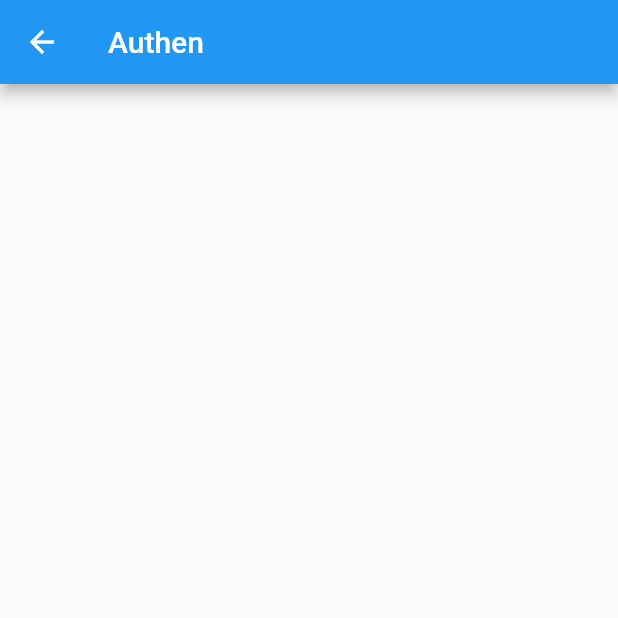
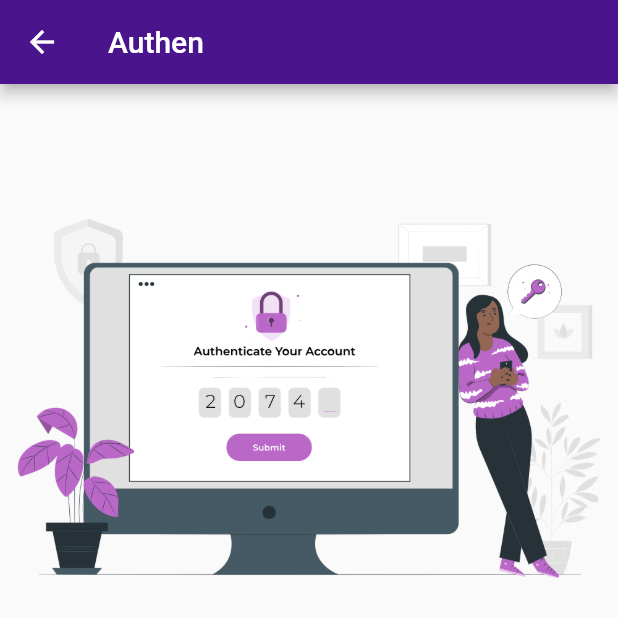
Before and after one commit to rhattasit-nrtech/EveFireExtinguisher, a Flutter app: the Authen screen opened by its route, on a phone screen of 412 x 824 dp, the top half of it. Run offline on Flutter 3.47's test engine with Material 2 defaults, Android fonts, the phone set to English and light mode, and no system bars; our stand-ins replace cached_network_image, cloud_firestore, firebase_core; accounts and stored records are empty.

Commit message:
finish4Oct

```diff
--- a/lib/states/authen.dart
+++ b/lib/states/authen.dart
@@ -1,8 +1,9 @@
+import 'package:evefireextin/utility/my_constant.dart';
+import 'package:evefireextin/widgets/show_image.dart';
 import 'package:flutter/material.dart';
 
-
 class Authen extends StatefulWidget {
-  const Authen({ Key? key }) : super(key: key);
+  const Authen({Key? key}) : super(key: key);
 
   @override
   _AuthenState createState() => _AuthenState();
@@ -12,7 +13,10 @@ class _AuthenState extends State<Authen> {
   @override
   Widget build(BuildContext context) {
     return Scaffold(
-      appBar: AppBar(title: const Text('Authen'),),
+      appBar: AppBar(
+        backgroundColor: MyConstant.dark,
+        title: const Text('Authen'),
+      ),body: ShowImage(path: 'images/authen.png'),
     );
   }
 }
--- a/lib/utility/my_constant.dart
+++ b/lib/utility/my_constant.dart
@@ -10,6 +10,24 @@ class MyConstant {
 
   static String appName = 'Eve Fire Extinguisher';
 
+  static Color primary = Colors.purple;
+  static Color dark = Colors.purple.shade900;
+  static Color lite = Colors.purple.shade200;
+
   // method
-
+  TextStyle h1Style() => TextStyle(
+        fontSize: 30,
+        fontWeight: FontWeight.bold,
+        color: dark,
+      );
+  TextStyle h2Style() => TextStyle(
+        fontSize: 18,
+        fontWeight: FontWeight.bold,
+        color: dark,
+      );
+  TextStyle h3Style() => TextStyle(
+        fontSize: 14,
+        fontWeight: FontWeight.normal,
+        color: dark,
+      );
 }
--- /dev/null
+++ b/lib/widgets/show_image.dart
@@ -0,0 +1,11 @@
+import 'package:flutter/material.dart';
+
+class ShowImage extends StatelessWidget {
+  final String path;
+  const ShowImage({Key? key, required this.path}) : super(key: key);
+
+  @override
+  Widget build(BuildContext context) {
+    return Image.asset(path);
+  }
+}
```
Also changed, not shown: lib/states/main_home.dart (+76 -9 lines), lib/widgets/show_network_image.dart (added, +17 -0 lines), lib/widgets/show_title.dart (added, +17 -0 lines), images/authen.png (added).
